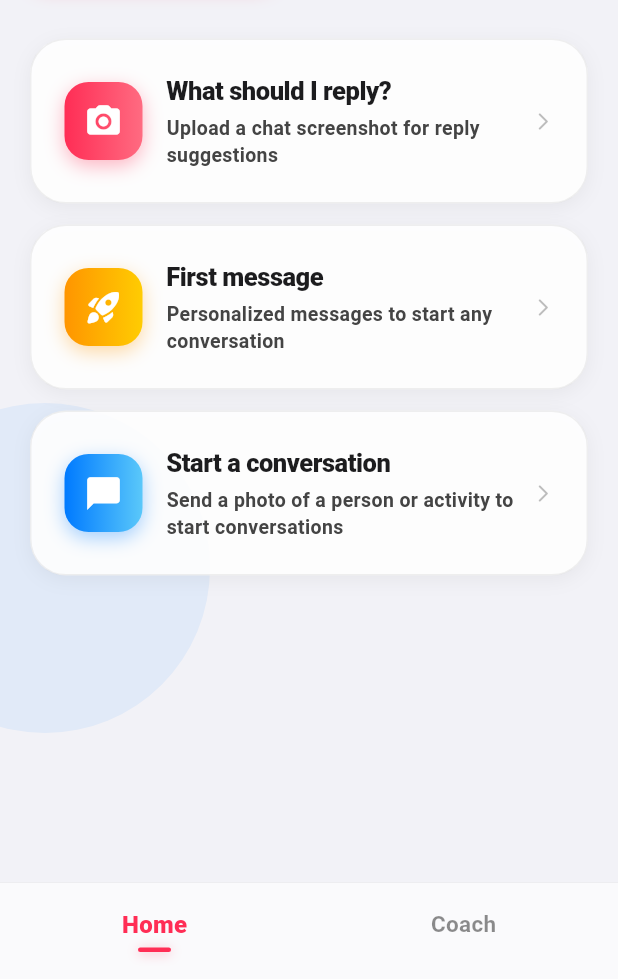
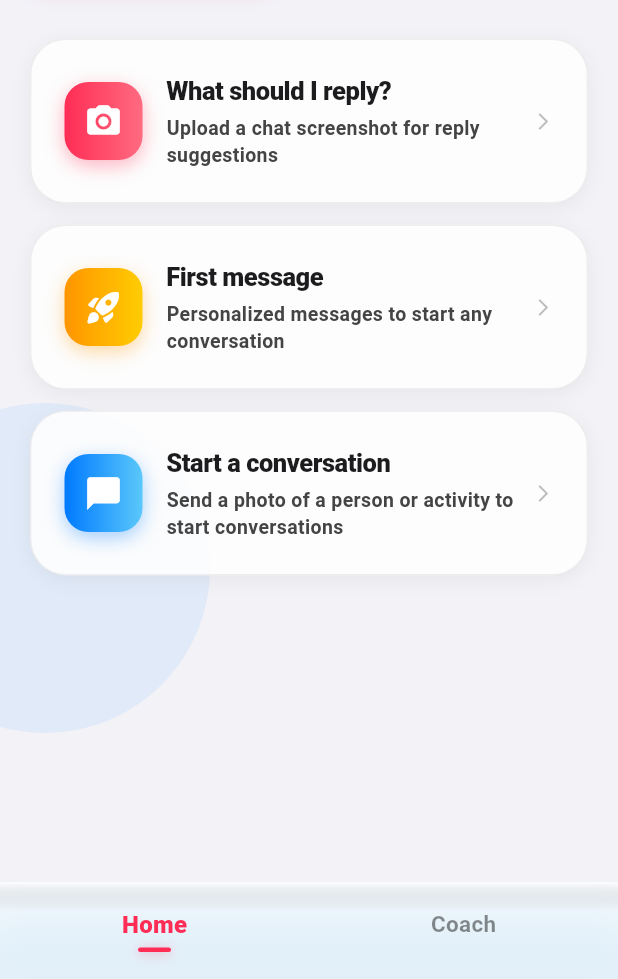
Before and after one commit to vinaldovabdala29-cell/upcrush-app, a Flutter app: the HomeScreen screen opened directly, on a phone screen of 412 x 824 dp, the part 257-1236 px from its top. Run offline on Flutter 3.47's test engine with Material 3 defaults, Android fonts, the phone set to English and light mode, and no system bars; our stand-ins replace image_picker, shared_preferences; missing offline and left inert: purchases_flutter; accounts and stored records are empty.

Commit message:
Add files via upload

```diff
--- a/lib/screens/home_screen.dart
+++ b/lib/screens/home_screen.dart
@@ -316,22 +316,69 @@ class _BottomNavigation extends StatelessWidget {
 
   @override
   Widget build(BuildContext context) {
-    final bg = isDark ? const Color(0xFF0A0A0F) : Colors.white;
-
     return ClipRect(
       child: BackdropFilter(
         filter: ImageFilter.blur(sigmaX: 30, sigmaY: 30),
         child: Container(
           decoration: BoxDecoration(
-            color: bg.withOpacity(isDark ? 0.55 : 0.65),
+            // Mantém exatamente o mesmo tamanho/layout.
+            // Apenas troca o fundo por um vidro translúcido com tom de água.
+            gradient: LinearGradient(
+              begin: Alignment.topCenter,
+              end: Alignment.bottomCenter,
+              colors: isDark
+                  ? [
+                      const Color(0xFFBFE8FF).withOpacity(0.10),
+                      const Color(0xFF73C7F5).withOpacity(0.055),
+                      const Color(0xFF07131C).withOpacity(0.38),
+                    ]
+                  : [
+                      Colors.white.withOpacity(0.58),
+                      const Color(0xFFDDF5FF).withOpacity(0.42),
+                      const Color(0xFFBFEAFF).withOpacity(0.26),
+                    ],
+            ),
             border: Border(
               top: BorderSide(
-                color: isDark ? Colors.white.withOpacity(0.08) : Colors.black.withOpacity(0.06),
+                color: isDark
+                    ? const Color(0xFFDDF5FF).withOpacity(0.18)
+                    : Colors.white.withOpacity(0.82),
                 width: 0.5,
               ),
             ),
+            boxShadow: [
+              BoxShadow(
+                color: const Color(0xFF7DD3FC)
+                    .withOpacity(isDark ? 0.035 : 0.055),
+                blurRadius: 18,
+                offset: const Offset(0, -3),
               ),
-          child: SafeArea(
+            ],
+          ),
+          child: Stack(
+            children: [
+              // Reflexo muito discreto para dar profundidade de vidro/água.
+              Positioned(
+                top: 0,
+                left: 0,
+                right: 0,
+                child: IgnorePointer(
+                  child: Container(
+                    height: 18,
+                    decoration: BoxDecoration(
+                      gradient: LinearGradient(
+                        begin: Alignment.topCenter,
+                        end: Alignment.bottomCenter,
+                        colors: [
+                          Colors.white.withOpacity(isDark ? 0.055 : 0.22),
+                          Colors.transparent,
+                        ],
+                      ),
+                    ),
+                  ),
+                ),
+              ),
+              SafeArea(
                 top: false,
                 child: SizedBox(
                   height: 64,
@@ -342,6 +389,8 @@ class _BottomNavigation extends StatelessWidget {
                     ],
                   ),
                 ),
+              ),
+            ],
           ),
         ),
       ),
--- a/pubspec.yaml
+++ b/pubspec.yaml
@@ -2,7 +2,7 @@ name: upcrush_app
 description: "UpCrush AI— O teu copiloto de conversa."
 publish_to: 'none'
 
-version: 1.0.22
+version: 1.0.23
 
 environment:
   sdk: ^3.11.1
```
Lines whose indentation alone changed are shown as unchanged.
